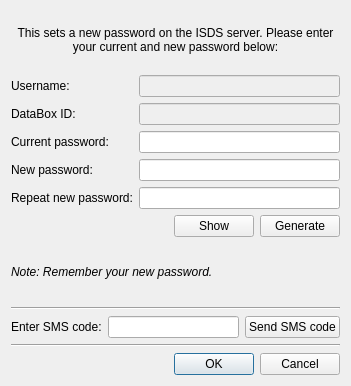
First picture: the form in src/gui/ui/dlg_change_pwd.ui, repository psakar/datovka, before the edit.
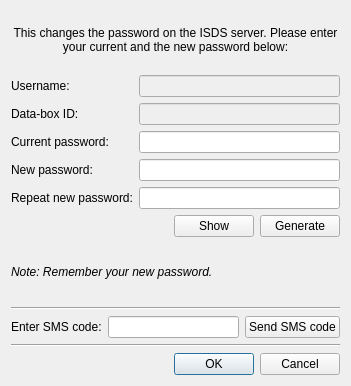
Second picture: the form after the edit. Icons and pictures are not drawn.

Commit message: Removed DlgChangePwd::initPwdChangeDialog().

What changed in the file:
```diff
--- a/src/gui/ui/dlg_change_pwd.ui
+++ b/src/gui/ui/dlg_change_pwd.ui
@@ -27,7 +27,7 @@
    <item>
     <widget class="QLabel" name="infoLabel">
      <property name="text">
-      <string>This sets a new password on the ISDS server. Please enter your current and new password below:</string>
+      <string>This changes the password on the ISDS server. Please enter your current and the new password below:</string>
      </property>
      <property name="alignment">
       <set>Qt::AlignCenter</set>
@@ -42,7 +42,7 @@
      <item row="1" column="0">
       <widget class="QLabel" name="label_2">
        <property name="text">
-        <string>DataBox ID:</string>
+        <string>Data-box ID:</string>
        </property>
       </widget>
      </item>
```
Left out of the diff: 16 changed lines with no effect on the pictures. The commit also changes 2 other files.
